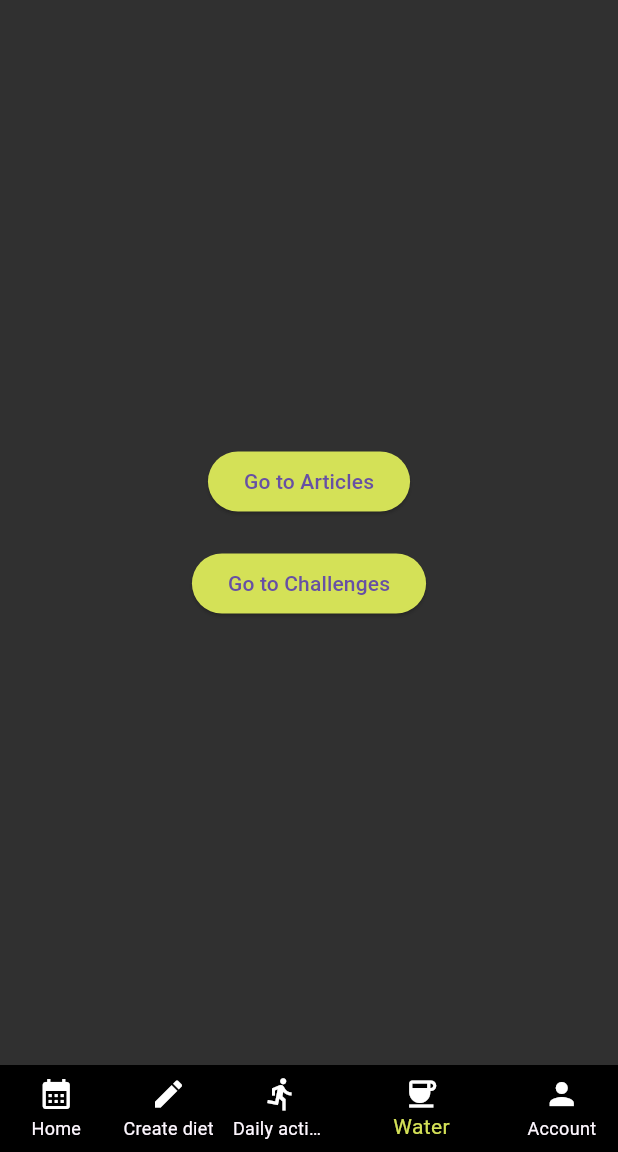
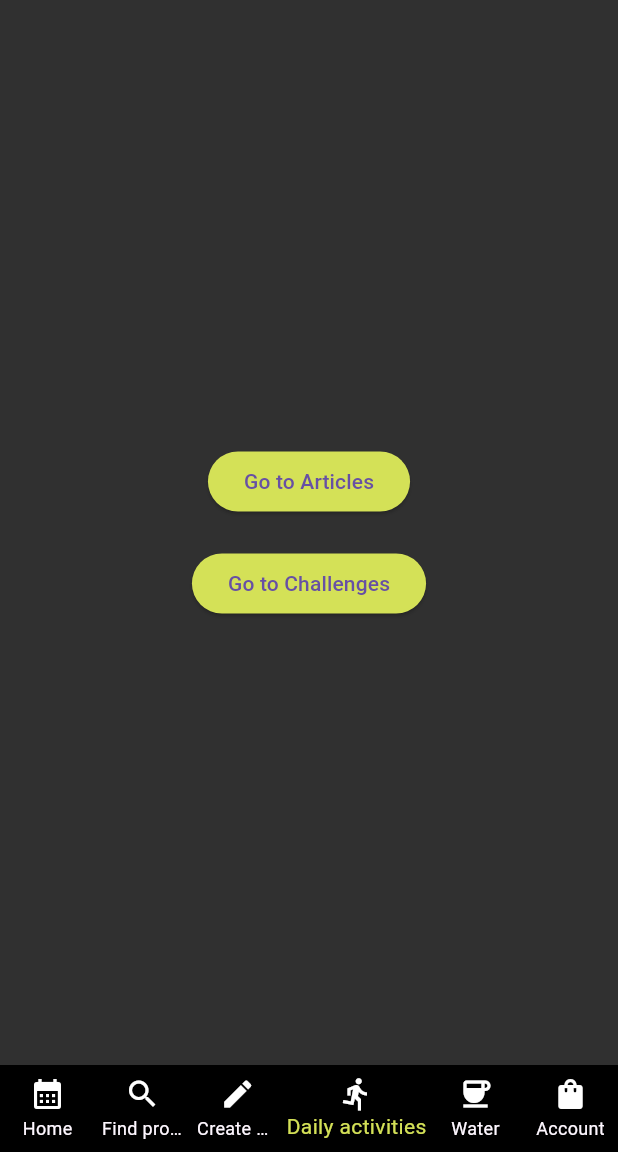
Before and after one commit to hardKokos/23_FitMe, a Flutter app: the screen it shows once a user with an empty profile is signed in, item 4 of the bottom bar chosen, on a phone screen of 412 x 824 dp, the part 84-1236 px from its top. Run offline on Flutter 3.47's test engine with Material 3 defaults, Android fonts, the phone set to English and light mode, and no system bars; our stand-ins replace anim_search_bar, badges, cloud_firestore, confetti, equatable, firebase_auth and 3 more; missing offline and left inert: barcode_scan2, customizable_counter, shopping_cart; accounts and stored records are empty.

Commit message:
Update main_page.dart

```diff
--- a/frontend/fit_me/lib/pages/main_page.dart
+++ b/frontend/fit_me/lib/pages/main_page.dart
@@ -54,6 +54,14 @@ class _MainPageState
           ),
           BottomNavigationBarItem(
             icon: Icon(
+              Icons.search,
+              color: Colors.white,
+            ),
+            label: 'Find product',
+            backgroundColor: Colors.black,
+          ),
+          BottomNavigationBarItem(
+            icon: Icon(
               Icons.create,
               color: Colors.white,
             ),
@@ -78,7 +86,7 @@ class _MainPageState
           ),
           BottomNavigationBarItem(
             icon: Icon(
-              Icons.person,
+              Icons.shopping_bag,
               color: Colors.white,
             ),
             label: 'Account',
```
